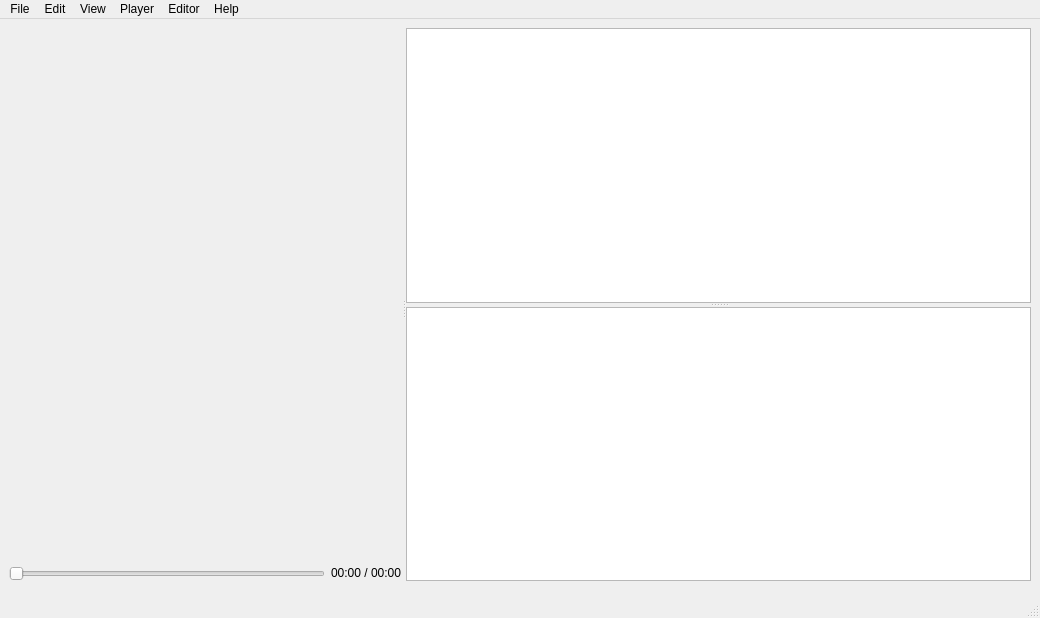
This is tool.ui in ljn7/Vagyojaka-testing as Qt 5 draws it before an edit. The edited form follows.
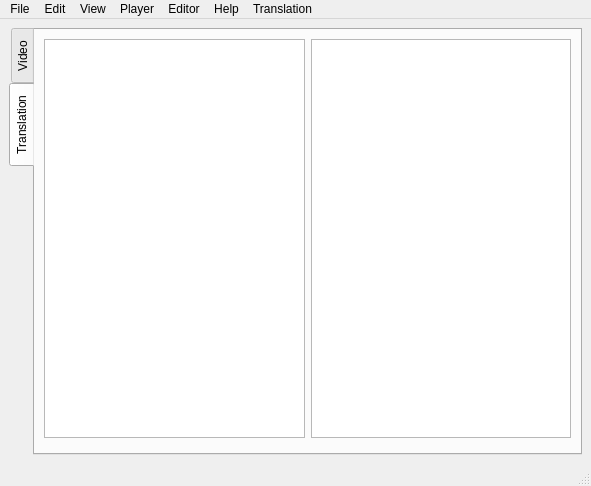
This is the edited form. The open tabs and pages were chosen to show the change. Custom widgets are drawn as their Qt base class.

```diff
--- a/tool.ui
+++ b/tool.ui
@@ -6,15 +6,46 @@
    <rect>
     <x>0</x>
     <y>0</y>
-    <width>1040</width>
-    <height>618</height>
+    <width>591</width>
+    <height>486</height>
    </rect>
   </property>
   <property name="windowTitle">
    <string>ASR Post Editor</string>
   </property>
   <widget class="QWidget" name="centralwidget">
-   <layout class="QHBoxLayout" name="horizontalLayout_2">
+   <layout class="QVBoxLayout" name="verticalLayout_4">
+    <item>
+     <widget class="QTabWidget" name="tabWidget">
+      <property name="enabled">
+       <bool>true</bool>
+      </property>
+      <property name="tabPosition">
+       <enum>QTabWidget::West</enum>
+      </property>
+      <property name="tabShape">
+       <enum>QTabWidget::Rounded</enum>
+      </property>
+      <property name="currentIndex">
+       <number>0</number>
+      </property>
+      <property name="documentMode">
+       <bool>false</bool>
+      </property>
+      <property name="tabsClosable">
+       <bool>false</bool>
+      </property>
+      <property name="movable">
+       <bool>false</bool>
+      </property>
+      <property name="tabBarAutoHide">
+       <bool>false</bool>
+      </property>
+      <widget class="QWidget" name="tab">
+       <attribute name="title">
+        <string>Video</string>
+       </attribute>
+       <layout class="QHBoxLayout" name="horizontalLayout_3">
     <item>
      <widget class="QSplitter" name="splitter_tool">
       <property name="orientation">
@@ -98,12 +129,67 @@
     </item>
    </layout>
   </widget>
+      <widget class="QWidget" name="tab_2">
+       <attribute name="title">
+        <string>Translation</string>
+       </attribute>
+       <layout class="QHBoxLayout" name="horizontalLayout_4">
+        <item>
+         <layout class="QVBoxLayout" name="verticalLayout_2">
+          <item>
+           <widget class="QSplitter" name="splitter_editor_2">
+            <property name="orientation">
+             <enum>Qt::Vertical</enum>
+            </property>
+            <widget class="Editor" name="m_editor_2"/>
+           </widget>
+          </item>
+          <item>
+           <widget class="TagListDisplayWidget" name="m_tagListDisplay_2" native="true">
+            <property name="sizePolicy">
+             <sizepolicy hsizetype="Preferred" vsizetype="Maximum">
+              <horstretch>0</horstretch>
+              <verstretch>0</verstretch>
+             </sizepolicy>
+            </property>
+           </widget>
+          </item>
+         </layout>
+        </item>
+        <item>
+         <layout class="QVBoxLayout" name="verticalLayout_3">
+          <item>
+           <widget class="QSplitter" name="splitter_editor_3">
+            <property name="orientation">
+             <enum>Qt::Vertical</enum>
+            </property>
+            <widget class="Editor" name="m_editor_3"/>
+           </widget>
+          </item>
+          <item>
+           <widget class="TagListDisplayWidget" name="m_tagListDisplay_3" native="true">
+            <property name="sizePolicy">
+             <sizepolicy hsizetype="Preferred" vsizetype="Maximum">
+              <horstretch>0</horstretch>
+              <verstretch>0</verstretch>
+             </sizepolicy>
+            </property>
+           </widget>
+          </item>
+         </layout>
+        </item>
+       </layout>
+      </widget>
+     </widget>
+    </item>
+   </layout>
+  </widget>
   <widget class="QMenuBar" name="menubar">
    <property name="geometry">
     <rect>
      <x>0</x>
      <y>0</y>
-     <width>1040</width>
+     <width>591</width>
      <height>22</height>
     </rect>
    </property>
@@ -181,12 +267,23 @@
     </property>
     <addaction name="help_keyboardShortcuts"/>
    </widget>
+   <widget class="QMenu" name="menuTranslation">
+    <property name="title">
+     <string>Translation</string>
+    </property>
+    <addaction name="Open_File_in_Editor1"/>
+    <addaction name="actionSave_Editor1_Contents"/>
+    <addaction name="separator"/>
+    <addaction name="Open_File_in_Editor2"/>
+    <addaction name="actionSave_Editor2"/>
+   </widget>
    <addaction name="menuFile"/>
    <addaction name="menuEdit"/>
    <addaction name="menuView"/>
    <addaction name="menuMedia_Player"/>
    <addaction name="menuEditor"/>
    <addaction name="menuHelp"/>
+   <addaction name="menuTranslation"/>
   </widget>
   <widget class="QStatusBar" name="statusbar"/>
   <action name="close">
```
Left out of the diff: 20 changed lines with no effect on the pictures. Lines whose indentation alone changed are shown as unchanged.
